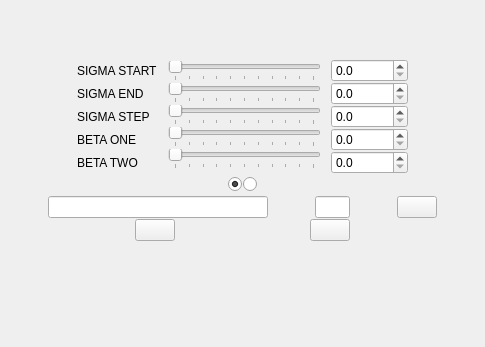
RaphCucul/Image-registration-GUI, file ui/frangi_detektor.ui: the form before one commit.
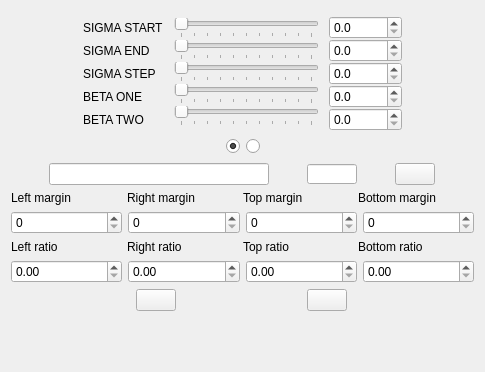
The form after the commit. Icons and pictures are not drawn.

Diff of the .ui file:
```diff
--- a/ui/frangi_detektor.ui
+++ b/ui/frangi_detektor.ui
@@ -7,7 +7,7 @@
     <x>0</x>
     <y>0</y>
     <width>485</width>
-    <height>347</height>
+    <height>372</height>
    </rect>
   </property>
   <property name="sizePolicy">
@@ -19,35 +19,7 @@
   <property name="windowTitle">
    <string>Form</string>
   </property>
-  <layout class="QVBoxLayout" name="verticalLayout" stretch="1,2,1,1,1,2">
-   <property name="spacing">
-    <number>1</number>
-   </property>
-   <property name="leftMargin">
-    <number>1</number>
-   </property>
-   <property name="topMargin">
-    <number>1</number>
-   </property>
-   <property name="rightMargin">
-    <number>1</number>
-   </property>
-   <property name="bottomMargin">
-    <number>1</number>
-   </property>
-   <item>
-    <spacer name="verticalSpacer_2">
-     <property name="orientation">
-      <enum>Qt::Vertical</enum>
-     </property>
-     <property name="sizeHint" stdset="0">
-      <size>
-       <width>20</width>
-       <height>40</height>
-      </size>
-     </property>
-    </spacer>
-   </item>
+  <layout class="QVBoxLayout" name="verticalLayout">
    <item>
     <layout class="QGridLayout" name="kompletniNastaveni" columnstretch="1,1,2,1,1">
      <property name="topMargin">
@@ -369,8 +341,8 @@
        </property>
        <property name="maximumSize">
         <size>
-         <width>35</width>
-         <height>16777215</height>
+         <width>50</width>
+         <height>20</height>
         </size>
        </property>
        <property name="placeholderText">
@@ -402,8 +374,168 @@
     </layout>
    </item>
    <item>
-    <layout class="QHBoxLayout" name="horizontalLayout">
-     <item>
+    <layout class="QGridLayout" name="gridLayout">
+     <item row="0" column="0">
+      <layout class="QHBoxLayout" name="horizontalLayout_4">
+       <property name="spacing">
+        <number>0</number>
+       </property>
+       <item>
+        <widget class="QLabel" name="label">
+         <property name="text">
+          <string>Left margin</string>
+         </property>
+        </widget>
+       </item>
+       <item>
+        <widget class="QLabel" name="label_2">
+         <property name="text">
+          <string>Right margin</string>
+         </property>
+        </widget>
+       </item>
+       <item>
+        <widget class="QLabel" name="label_3">
+         <property name="text">
+          <string>Top margin</string>
+         </property>
+        </widget>
+       </item>
+       <item>
+        <widget class="QLabel" name="label_4">
+         <property name="text">
+          <string>Bottom margin</string>
+         </property>
+        </widget>
+       </item>
+      </layout>
+     </item>
+     <item row="1" column="0">
+      <layout class="QHBoxLayout" name="horizontalLayout_2">
+       <item>
+        <widget class="QSpinBox" name="leftMargin">
+         <property name="maximum">
+          <number>499</number>
+         </property>
+        </widget>
+       </item>
+       <item>
+        <widget class="QSpinBox" name="rightMargin">
+         <property name="maximum">
+          <number>499</number>
+         </property>
+        </widget>
+       </item>
+       <item>
+        <widget class="QSpinBox" name="topMargin">
+         <property name="maximum">
+          <number>499</number>
+         </property>
+        </widget>
+       </item>
+       <item>
+        <widget class="QSpinBox" name="bottomMargin">
+         <property name="buttonSymbols">
+          <enum>QAbstractSpinBox::UpDownArrows</enum>
+         </property>
+         <property name="correctionMode">
+          <enum>QAbstractSpinBox::CorrectToPreviousValue</enum>
+         </property>
+         <property name="maximum">
+          <number>499</number>
+         </property>
+        </widget>
+       </item>
+      </layout>
+     </item>
+    </layout>
+   </item>
+   <item>
+    <layout class="QGridLayout" name="gridLayout_2">
+     <item row="0" column="0">
+      <layout class="QHBoxLayout" name="horizontalLayout_5">
+       <property name="spacing">
+        <number>0</number>
+       </property>
+       <item>
+        <widget class="QLabel" name="label_5">
+         <property name="text">
+          <string>Left ratio</string>
+         </property>
+        </widget>
+       </item>
+       <item>
+        <widget class="QLabel" name="label_6">
+         <property name="text">
+          <string>Right ratio</string>
+         </property>
+        </widget>
+       </item>
+       <item>
+        <widget class="QLabel" name="label_7">
+         <property name="text">
+          <string>Top ratio</string>
+         </property>
+        </widget>
+       </item>
+       <item>
+        <widget class="QLabel" name="label_8">
+         <property name="text">
+          <string>Bottom ratio</string>
+         </property>
+        </widget>
+       </item>
+      </layout>
+     </item>
+     <item row="1" column="0">
+      <layout class="QHBoxLayout" name="horizontalLayout_3">
+       <item>
+        <widget class="QDoubleSpinBox" name="leftRatio">
+         <property name="maximum">
+          <double>1.000000000000000</double>
+         </property>
+         <property name="singleStep">
+          <double>0.010000000000000</double>
+         </property>
+        </widget>
+       </item>
+       <item>
+        <widget class="QDoubleSpinBox" name="rightRatio">
+         <property name="maximum">
+          <double>1.000000000000000</double>
+         </property>
+         <property name="singleStep">
+          <double>0.010000000000000</double>
+         </property>
+        </widget>
+       </item>
+       <item>
+        <widget class="QDoubleSpinBox" name="topRatio">
+         <property name="maximum">
+          <double>1.000000000000000</double>
+         </property>
+         <property name="singleStep">
+          <double>0.010000000000000</double>
+         </property>
+        </widget>
+       </item>
+       <item>
+        <widget class="QDoubleSpinBox" name="bottomRatio">
+         <property name="maximum">
+          <double>1.000000000000000</double>
+         </property>
+         <property name="singleStep">
+          <double>0.010000000000000</double>
+         </property>
+        </widget>
+       </item>
+      </layout>
+     </item>
+    </layout>
+   </item>
+   <item>
+    <layout class="QGridLayout" name="gridLayout_3">
+     <item row="0" column="0">
       <widget class="QPushButton" name="saveParameters">
        <property name="sizePolicy">
         <sizepolicy hsizetype="Fixed" vsizetype="Fixed">
@@ -424,7 +556,7 @@
        </property>
       </widget>
      </item>
-     <item>
+     <item row="0" column="1">
       <widget class="QPushButton" name="Frangi_filtr">
        <property name="sizePolicy">
         <sizepolicy hsizetype="Fixed" vsizetype="Fixed">
@@ -455,21 +587,21 @@
        </property>
       </widget>
      </item>
+     <item row="1" column="1">
+      <spacer name="verticalSpacer">
+       <property name="orientation">
+        <enum>Qt::Vertical</enum>
+       </property>
+       <property name="sizeHint" stdset="0">
+        <size>
+         <width>20</width>
+         <height>40</height>
+        </size>
+       </property>
+      </spacer>
+     </item>
     </layout>
    </item>
-   <item>
-    <spacer name="verticalSpacer">
-     <property name="orientation">
-      <enum>Qt::Vertical</enum>
-     </property>
-     <property name="sizeHint" stdset="0">
-      <size>
-       <width>20</width>
-       <height>40</height>
-      </size>
-     </property>
-    </spacer>
-   </item>
   </layout>
  </widget>
  <resources>
```
